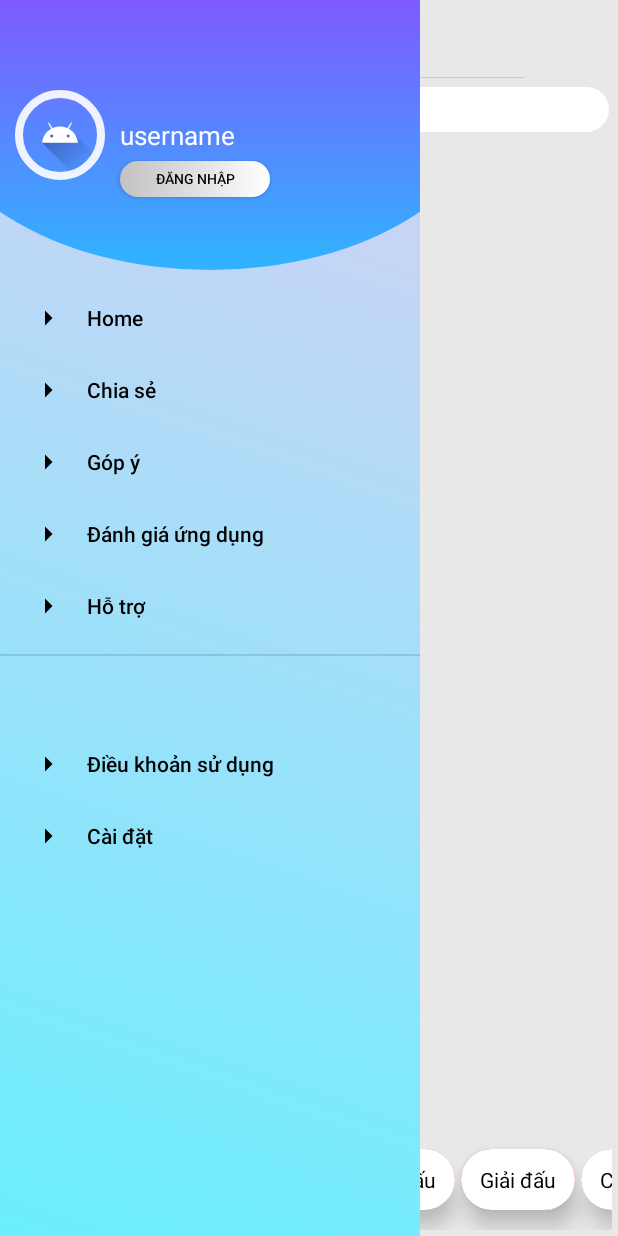
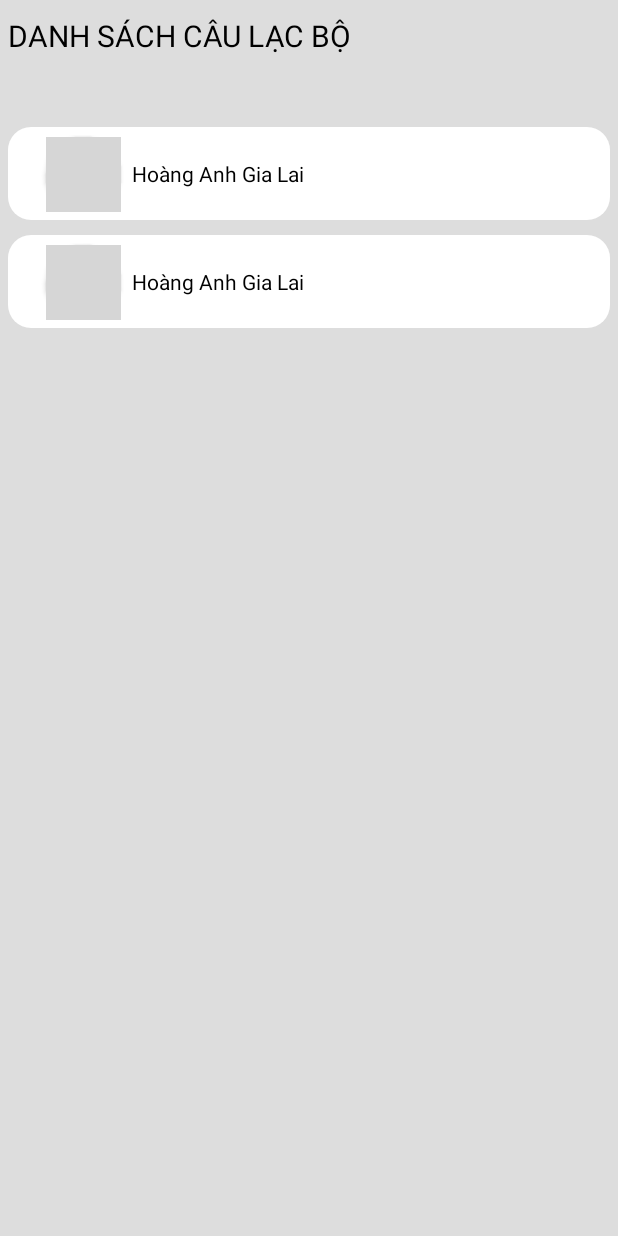
Before and after one commit to nhatquan1702/BongDaVN, an Android app: the screen it shows after launch (MainActivity before the commit, CauLacBoActivity after it), after a tap on "Câu lạc bộ", on a phone screen of 412 x 824 dp. Run offline under Robolectric (Android 15) with nearby library versions, the phone set to English and light mode, and no system bars; our stand-ins replace Picasso; libraries missing offline, so code that uses them is left out: com.mxn.soul; plain views replace FlowingDrawer, FlowingMenuLayout; pictures from the network do not load; 1 statement that could not run was skipped; grey boxes are pictures that could not be loaded.

Commit message:
Bắt sự kiện menu item RecyclerView bằng interface Tạo CauLacBoActivity Tạo LichThiDauActivity Tạo model CauLacBo Tạo adapter CauLacBoAdapter

```diff
--- a/app/build.gradle
+++ b/app/build.gradle
@@ -39,7 +39,7 @@ dependencies {
 
     androidTestImplementation 'androidx.test.ext:junit:1.1.2'
     androidTestImplementation 'androidx.test.espresso:espresso-core:3.3.0'
-    implementation 'com.squareup.picasso:picasso:2.5.2'
+    implementation 'com.squareup.picasso:picasso:2.71828'
     implementation("io.coil-kt:coil:0.7.0")
     implementation 'com.shreyaspatil:MaterialNavigationView:1.2'
     implementation 'com.google.android.material:material:1.0.0'
--- a/app/src/main/AndroidManifest.xml
+++ b/app/src/main/AndroidManifest.xml
@@ -9,7 +9,9 @@
         android:roundIcon="@mipmap/ic_launcher_round"
         android:supportsRtl="true"
         android:theme="@style/Theme.AppTinTheThao_Java">
-        <activity android:name=".activity.DangKyActivity"></activity>
+        <activity android:name=".activity.CauLacBoActivity"></activity>
+        <activity android:name=".activity.LichThiDauActivity" />
+        <activity android:name=".activity.DangKyActivity" />
         <activity android:name=".activity.LoginActivity" />
         <activity android:name=".activity.MainActivity">
             <intent-filter>
--- /dev/null
+++ b/app/src/main/java/com/example/apptinthethao_java/activity/CauLacBoActivity.java
@@ -0,0 +1,41 @@
+package com.example.apptinthethao_java.activity;
+
+import androidx.appcompat.app.AppCompatActivity;
+
+import android.os.Bundle;
+import android.view.View;
+import android.widget.AdapterView;
+import android.widget.ListView;
+import android.widget.Toast;
+
+import com.example.apptinthethao_java.R;
+import com.example.apptinthethao_java.adapter.CauLacBoAdapter;
+import com.example.apptinthethao_java.model.CauLacBo;
+
+import java.util.ArrayList;
+
+public class CauLacBoActivity extends AppCompatActivity {
+    private ArrayList<CauLacBo> cauLacBoArrayList;
+    private CauLacBoAdapter cauLacBoAdapter;
+    ListView listViewCLB;
+    @Override
+    protected void onCreate(Bundle savedInstanceState) {
+        super.onCreate(savedInstanceState);
+        setContentView(R.layout.activity_cau_lac_bo);
+        listViewCLB = findViewById(R.id.listViewDSCLB);
+
+        cauLacBoArrayList = new ArrayList<>();
+        CauLacBo cauLacBo;
+        cauLacBo = new CauLacBo("https://firebasestorage.googleapis.com/v0/b/imgapi-144fe.appspot.com/o/img%2F1.jpg?alt=media&token=cdecafe8-9db0-4b02-8ecc-55cf40a96fb7", "Hoàng Anh Gia Lai");
+        cauLacBoArrayList.add(cauLacBo);
+        cauLacBoArrayList.add(cauLacBo);
+        cauLacBoAdapter = new CauLacBoAdapter(cauLacBoArrayList);
+        listViewCLB.setAdapter(cauLacBoAdapter);
+        listViewCLB.setOnItemClickListener(new AdapterView.OnItemClickListener() {
+            @Override
+            public void onItemClick(AdapterView<?> parent, View view, int position, long id) {
+                Toast.makeText(CauLacBoActivity.this, cauLacBoArrayList.get(position).getTenCLB(), Toast.LENGTH_SHORT).show();
+            }
+        });
+    }
+}
--- /dev/null
+++ b/app/src/main/java/com/example/apptinthethao_java/activity/LichThiDauActivity.java
@@ -0,0 +1,16 @@
+package com.example.apptinthethao_java.activity;
+
+import androidx.appcompat.app.AppCompatActivity;
+
+import android.os.Bundle;
+
+import com.example.apptinthethao_java.R;
+
+public class LichThiDauActivity extends AppCompatActivity {
+
+    @Override
+    protected void onCreate(Bundle savedInstanceState) {
+        super.onCreate(savedInstanceState);
+        setContentView(R.layout.activity_lich_thi_dau);
+    }
+}
--- a/app/src/main/java/com/example/apptinthethao_java/activity/MainActivity.java
+++ b/app/src/main/java/com/example/apptinthethao_java/activity/MainActivity.java
@@ -3,7 +3,6 @@ package com.example.apptinthethao_java.activity;
 import androidx.annotation.NonNull;
 import androidx.appcompat.app.AppCompatActivity;
 import androidx.recyclerview.widget.GridLayoutManager;
-import androidx.recyclerview.widget.LinearLayoutManager;
 import androidx.recyclerview.widget.RecyclerView;
 
 import android.content.Intent;
@@ -18,6 +17,7 @@ import android.widget.TextView;
 import android.widget.Toast;
 
 import com.example.apptinthethao_java.R;
+import com.example.apptinthethao_java.adapter.ItemClickInterface;
 import com.example.apptinthethao_java.adapter.MenuItemRecyclerViewAdapter;
 import com.google.android.material.navigation.NavigationView;
 import com.google.android.material.tabs.TabLayout;
@@ -25,8 +25,9 @@ import com.mxn.soul.flowingdrawer_core.FlowingDrawer;
 
 import java.util.ArrayList;
 
-public class MainActivity extends AppCompatActivity {
+public class MainActivity extends AppCompatActivity{
     TabLayout tabLayout;
+    public ItemClickInterface itemClickInterface;
     SearchView searchView;
     SharedPreferences sharedPreferences;
     SharedPreferences.Editor editor;
@@ -88,7 +89,6 @@ public class MainActivity extends AppCompatActivity {
                 drawerlayout.toggleMenu();
             }
         });
-
         RecyclerView recyclerViewMenu = findViewById(R.id.recyclerViewMenu);
         ArrayList<String> arrayListMenuRecyclerview = new ArrayList<>();
         arrayListMenuRecyclerview.add("Tin mới");
@@ -98,7 +98,25 @@ public class MainActivity extends AppCompatActivity {
         arrayListMenuRecyclerview.add("Câu lạc bộ");
         MenuItemRecyclerViewAdapter menuItemRecyclerViewAdapter = new MenuItemRecyclerViewAdapter(arrayListMenuRecyclerview, getApplicationContext());
         recyclerViewMenu.setAdapter(menuItemRecyclerViewAdapter);
+        menuItemRecyclerViewAdapter.setOnClickItemRecyclerView(new ItemClickInterface() {
+            @Override
+            public void onClick(View view, int position) {
+                Intent intent;
+                switch (position){
+                    case 0:
+                        intent = new Intent(MainActivity.this, LichThiDauActivity.class);
+                        startActivity(intent);
+                        break;
+                    case 4:
+                        intent = new Intent(MainActivity.this, CauLacBoActivity.class);
+                        startActivity(intent);
+                        break;
+                }
+            }
+        });
+
         recyclerViewMenu.setLayoutManager(new GridLayoutManager(getApplicationContext(),1,GridLayoutManager.HORIZONTAL,false));
+
         navigationView.setNavigationItemSelectedListener(new NavigationView.OnNavigationItemSelectedListener() {
             @Override
             public boolean onNavigationItemSelected(@NonNull MenuItem item) {
@@ -143,4 +161,5 @@ public class MainActivity extends AppCompatActivity {
             }
         });
     }
+
 }
--- /dev/null
+++ b/app/src/main/java/com/example/apptinthethao_java/adapter/CauLacBoAdapter.java
@@ -0,0 +1,50 @@
+package com.example.apptinthethao_java.adapter;
+
+import android.view.View;
+import android.view.ViewGroup;
+import android.widget.BaseAdapter;
+import android.widget.ImageView;
+import android.widget.TextView;
+
+import com.example.apptinthethao_java.R;
+import com.example.apptinthethao_java.model.CauLacBo;
+import com.squareup.picasso.Picasso;
+
+import java.util.ArrayList;
+
+public class CauLacBoAdapter extends BaseAdapter {
+    private ArrayList<CauLacBo> cauLacBoArrayList;
+    public CauLacBoAdapter(ArrayList<CauLacBo> arrayList){
+        this.cauLacBoArrayList = arrayList;
+    }
+    @Override
+    public int getCount() {
+        return cauLacBoArrayList.size();
+    }
+
+    @Override
+    public Object getItem(int position) {
+        return cauLacBoArrayList.get(position);
+    }
+
+    @Override
+    public long getItemId(int position) {
+        return 0;
+    }
+
+    @Override
+    public View getView(int position, View convertView, ViewGroup parent) {
+        View view;
+        if (convertView == null) {
+            view = View.inflate(parent.getContext(), R.layout.item_ds_clb, null);
+        } else view = convertView;
+        ((TextView)view.findViewById(R.id.tvTenCLB)).setText(cauLacBoArrayList.get(position).getTenCLB());
+        ImageView imageView = (ImageView)view.findViewById(R.id.imgCLB);
+        Picasso.get()
+                .load(cauLacBoArrayList.get(position).getLink())
+                .resize(50, 50)
+                .centerCrop()
+                .into(imageView);
+        return view;
+    }
+}
--- /dev/null
+++ b/app/src/main/java/com/example/apptinthethao_java/adapter/ItemClickInterface.java
@@ -0,0 +1,7 @@
+package com.example.apptinthethao_java.adapter;
+
+import android.view.View;
+
+public interface ItemClickInterface {
+    void onClick(View view, int position);
+}
--- a/app/src/main/java/com/example/apptinthethao_java/adapter/MenuItemRecyclerViewAdapter.java
+++ b/app/src/main/java/com/example/apptinthethao_java/adapter/MenuItemRecyclerViewAdapter.java
@@ -4,9 +4,7 @@ import android.content.Context;
 import android.view.LayoutInflater;
 import android.view.View;
 import android.view.ViewGroup;
-import android.widget.BaseAdapter;
 import android.widget.TextView;
-import android.widget.Toast;
 
 import androidx.annotation.NonNull;
 import androidx.cardview.widget.CardView;
@@ -19,7 +17,10 @@ import java.util.ArrayList;
 public class MenuItemRecyclerViewAdapter extends RecyclerView.Adapter<MenuItemRecyclerViewAdapter.ViewHolder> {
     private Context context;
     private ArrayList<String> arrayList;
-
+    private ItemClickInterface itemClickInterface;
+    public void setOnClickItemRecyclerView(ItemClickInterface itemRecyclerView){
+        itemClickInterface = itemRecyclerView;
+    }
     public MenuItemRecyclerViewAdapter( ArrayList<String> arrayList, Context mContext) {
         this.arrayList = arrayList;
         this.context = mContext;
@@ -35,13 +36,7 @@ public class MenuItemRecyclerViewAdapter extends RecyclerView.Adapter<MenuItemRe
 
     @Override
     public void onBindViewHolder(@NonNull MenuItemRecyclerViewAdapter.ViewHolder holder, int position) {
-        holder.textViewBtn.setText(arrayList.get(position));
-        holder.cardViewBtn.setOnClickListener(new View.OnClickListener() {
-            @Override
-            public void onClick(View v) {
-                Toast.makeText(context, holder.textViewBtn.getText().toString(), Toast.LENGTH_SHORT).show();
-            }
-        });
+        holder.bind();
     }
 
     @Override
@@ -57,5 +52,16 @@ public class MenuItemRecyclerViewAdapter extends RecyclerView.Adapter<MenuItemRe
             textViewBtn = itemView.findViewById(R.id.tvItemMenuRecyclerView);
             cardViewBtn = itemView.findViewById(R.id.cvMenuRecyclerView);
         }
+        public void bind(){
+            textViewBtn.setText(arrayList.get(getAdapterPosition()));
+            cardViewBtn.setOnClickListener(new View.OnClickListener() {
+                @Override
+                public void onClick(View v) {
+                    itemClickInterface.onClick(v, getAdapterPosition());
+                }
+            });
+        }
+
     }
+
 }
--- /dev/null
+++ b/app/src/main/java/com/example/apptinthethao_java/model/CauLacBo.java
@@ -0,0 +1,28 @@
+package com.example.apptinthethao_java.model;
+
+public class CauLacBo {
+    public String getLink() {
+        return link;
+    }
+
+    public void setLink(String link) {
+        this.link = link;
+    }
+
+    public String getTenCLB() {
+        return tenCLB;
+    }
+
+    public void setTenCLB(String tenCLB) {
+        this.tenCLB = tenCLB;
+    }
+
+    private String link;
+
+    public CauLacBo(String link, String tenCLB) {
+        this.link = link;
+        this.tenCLB = tenCLB;
+    }
+
+    private String tenCLB;
+}
--- /dev/null
+++ b/app/src/main/res/layout/activity_cau_lac_bo.xml
@@ -0,0 +1,36 @@
+<?xml version="1.0" encoding="utf-8"?>
+<androidx.constraintlayout.widget.ConstraintLayout xmlns:android="http://schemas.android.com/apk/res/android"
+    xmlns:app="http://schemas.android.com/apk/res-auto"
+    xmlns:tools="http://schemas.android.com/tools"
+    android:layout_width="match_parent"
+    android:layout_height="match_parent"
+    android:background="#DDDDDD"
+    tools:context=".activity.CauLacBoActivity">
+
+    <TextView
+        android:id="@+id/textViewDSCLB"
+        android:layout_width="wrap_content"
+        android:layout_height="wrap_content"
+        android:layout_marginStart="5dp"
+        android:layout_marginTop="10dp"
+        android:text="DANH SÁCH CÂU LẠC BỘ"
+        android:textColor="@color/black"
+        android:textSize="20sp"
+        app:layout_constraintStart_toStartOf="parent"
+        app:layout_constraintTop_toTopOf="parent" />
+
+    <ListView
+        android:id="@+id/listViewDSCLB"
+        android:layout_width="match_parent"
+        android:layout_height="694dp"
+        android:layout_marginStart="5dp"
+        android:layout_marginTop="1dp"
+        android:layout_marginEnd="5dp"
+        android:background="#DDDDDD"
+        android:divider="@android:color/transparent"
+        android:dividerHeight="10dp"
+        app:layout_constraintBottom_toBottomOf="parent"
+        app:layout_constraintEnd_toEndOf="parent"
+        app:layout_constraintStart_toStartOf="parent"
+        app:layout_constraintTop_toBottomOf="@+id/textViewDSCLB" />
+</androidx.constraintlayout.widget.ConstraintLayout>
--- /dev/null
+++ b/app/src/main/res/layout/activity_lich_thi_dau.xml
@@ -0,0 +1,19 @@
+<?xml version="1.0" encoding="utf-8"?>
+<androidx.constraintlayout.widget.ConstraintLayout xmlns:android="http://schemas.android.com/apk/res/android"
+    xmlns:app="http://schemas.android.com/apk/res-auto"
+    xmlns:tools="http://schemas.android.com/tools"
+    android:layout_width="match_parent"
+    android:layout_height="match_parent"
+    tools:context=".activity.LichThiDauActivity">
+
+    <TextView
+        android:id="@+id/textView"
+        android:layout_width="wrap_content"
+        android:layout_height="wrap_content"
+        android:layout_marginTop="356dp"
+        android:text="Lịch thi đấu"
+        app:layout_constraintEnd_toEndOf="parent"
+        app:layout_constraintHorizontal_bias="0.498"
+        app:layout_constraintStart_toStartOf="parent"
+        app:layout_constraintTop_toTopOf="parent" />
+</androidx.constraintlayout.widget.ConstraintLayout>
--- /dev/null
+++ b/app/src/main/res/layout/item_ds_clb.xml
@@ -0,0 +1,45 @@
+<?xml version="1.0" encoding="utf-8"?>
+<androidx.constraintlayout.widget.ConstraintLayout
+    android:layout_width="match_parent"
+    xmlns:app="http://schemas.android.com/apk/res-auto"
+    xmlns:tools="http://schemas.android.com/tools"
+    android:padding="5dp"
+    android:background="@drawable/item_listview_bg"
+    android:layout_height="wrap_content"
+    xmlns:android="http://schemas.android.com/apk/res/android">
+
+    <androidx.cardview.widget.CardView
+        android:id="@+id/cvimgCLB"
+        android:layout_width="50dp"
+        android:layout_height="50dp"
+        android:layout_marginStart="20dp"
+        android:layout_marginTop="1dp"
+        android:scaleType="centerCrop"
+        app:cardCornerRadius="90dp"
+        app:layout_constraintStart_toStartOf="parent"
+        app:layout_constraintTop_toTopOf="parent">
+
+        <ImageView
+            android:id="@+id/imgCLB"
+            android:layout_width="match_parent"
+            android:layout_height="match_parent"
+            android:background="@drawable/img_bg"
+            android:scaleType="centerCrop"
+            tools:srcCompat="@drawable/deappool" />
+    </androidx.cardview.widget.CardView>
+
+    <TextView
+        android:id="@+id/tvTenCLB"
+        android:layout_width="0dp"
+        android:layout_height="wrap_content"
+        android:layout_marginStart="5dp"
+        android:padding="2dp"
+        android:textColor="#000000"
+        android:text="Deadpool"
+        android:textSize="14sp"
+        app:layout_constraintBottom_toBottomOf="parent"
+        app:layout_constraintEnd_toEndOf="parent"
+        app:layout_constraintStart_toEndOf="@+id/cvimgCLB"
+        app:layout_constraintTop_toTopOf="parent" />
+
+</androidx.constraintlayout.widget.ConstraintLayout>
```
